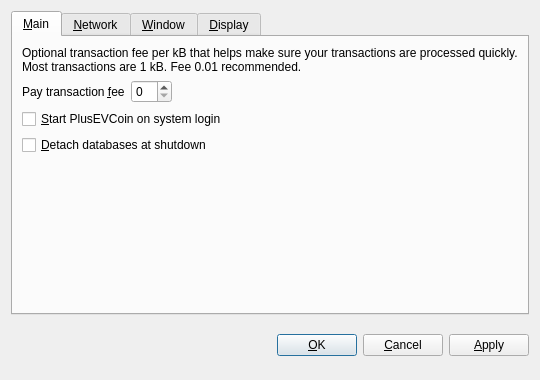
Old version of the form src/qt/forms/optionsdialog.ui in the repository plusevcoin/plusevcoin.
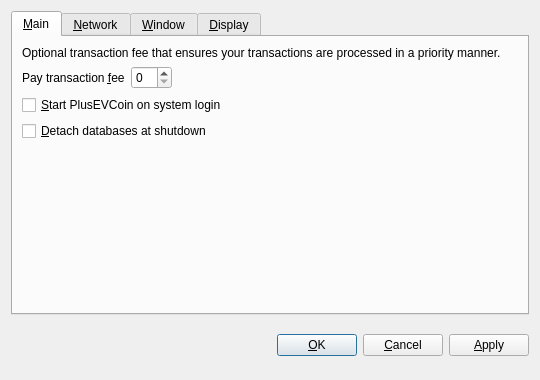
New version of the form. The open tabs and pages were chosen to show the change. Custom widgets are drawn as their Qt base class.

Diff of the .ui file:
```diff
--- a/src/qt/forms/optionsdialog.ui
+++ b/src/qt/forms/optionsdialog.ui
@@ -33,7 +33,7 @@
        <item>
         <widget class="QLabel" name="transactionFeeInfoLabel">
          <property name="text">
-          <string>Optional transaction fee per kB that helps make sure your transactions are processed quickly. Most transactions are 1 kB. Fee 0.01 recommended.</string>
+          <string>Optional transaction fee that ensures your transactions are processed in a priority manner.</string>
          </property>
          <property name="textFormat">
           <enum>Qt::PlainText</enum>
```
